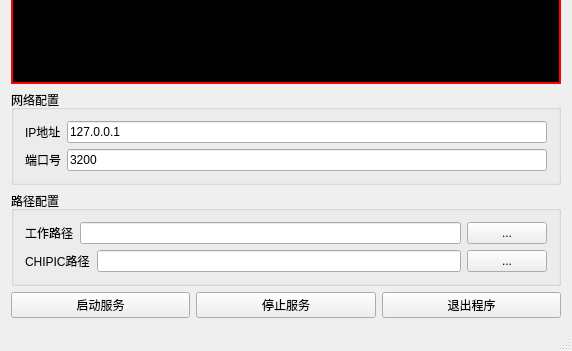
Qt form src/Contorl/ServiceUI.ui (BeQuiet1228/FreeCAD) before a commit; both pictures show x 0 to 572 and y 180 to 531 of the 572 by 531 pixel window.
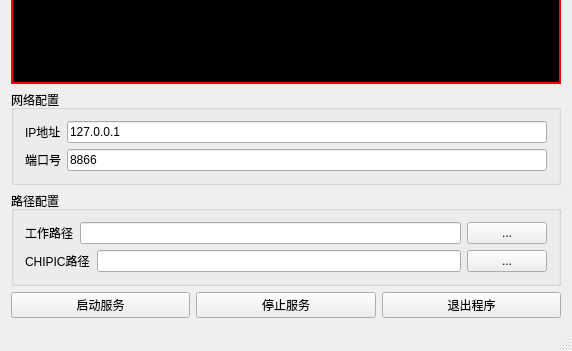
The same form after that commit.

```diff
--- a/src/Contorl/ServiceUI.ui
+++ b/src/Contorl/ServiceUI.ui
@@ -95,7 +95,7 @@
          <item>
           <widget class="QLineEdit" name="lineEditPort">
            <property name="text">
-            <string>3200</string>
+            <string>8866</string>
            </property>
           </widget>
          </item>
```
